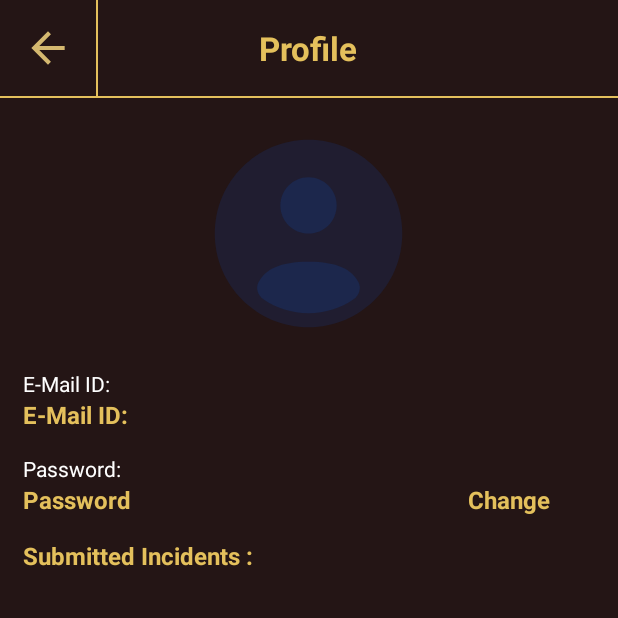
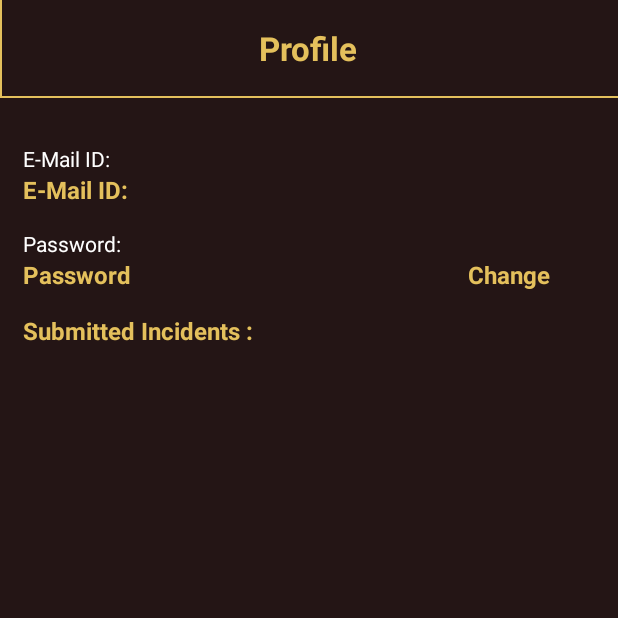
Before and after one commit to sarjakkk/CS639FinalApp, an Android app: the AccountActivity screen opened directly, with no data from a screen before it, on a phone screen of 412 x 824 dp, the top half of it. Run offline under Robolectric (Android 15) with nearby library versions, the phone set to English and light mode, and no system bars; our stand-ins replace Firebase (no records; nobody signed in at launch, a user with empty details on screens opened directly), data binding; 3 statements that could not run were skipped.

Commit message:
changes of designing

```diff
--- a/app/src/main/res/color/bottom_nav_color.xml
+++ b/app/src/main/res/color/bottom_nav_color.xml
@@ -1,5 +1,4 @@
 <?xml version="1.0" encoding="utf-8"?>
 <selector xmlns:android="http://schemas.android.com/apk/res/android">
     <item android:state_checked="true" android:color="@color/secondary_txt_clr" />
-    <item android:color="@color/bottomUnselect"  />
 </selector>
--- a/app/src/main/res/layout/activity_account.xml
+++ b/app/src/main/res/layout/activity_account.xml
@@ -17,12 +17,6 @@
                 android:layout_height="match_parent"
                 android:orientation="horizontal">
 
-                <ImageView
-                    android:id="@+id/back"
-                    android:layout_width="?actionBarSize"
-                    android:layout_height="match_parent"
-                    android:padding="15dp"
-                    android:src="@drawable/ic_back" />
                 <View
                     android:layout_width="1dp"
                     android:layout_height="match_parent"
@@ -49,12 +43,6 @@
             android:orientation="vertical"
             android:padding="15dp">
 
-            <ImageView
-                android:id="@+id/ivProfileImage"
-                android:layout_width="150dp"
-                android:layout_height="150dp"
-                android:layout_gravity="center"
-                android:src="@drawable/ic_user" />
 
             <TextView
                 android:layout_width="wrap_content"
```
